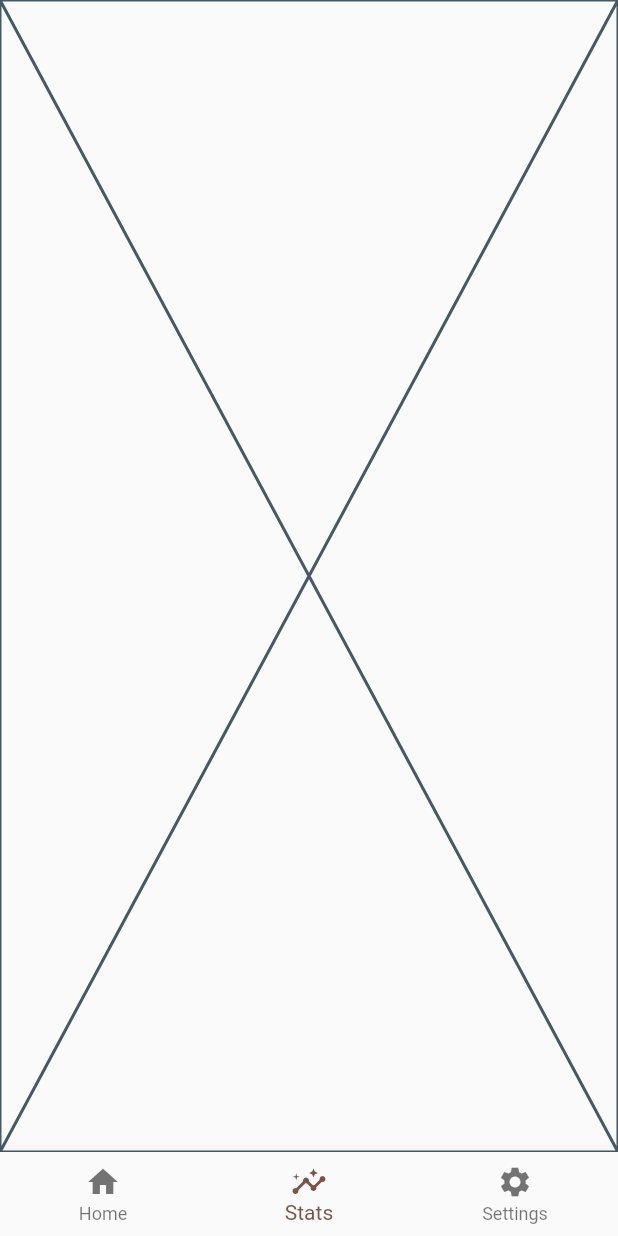
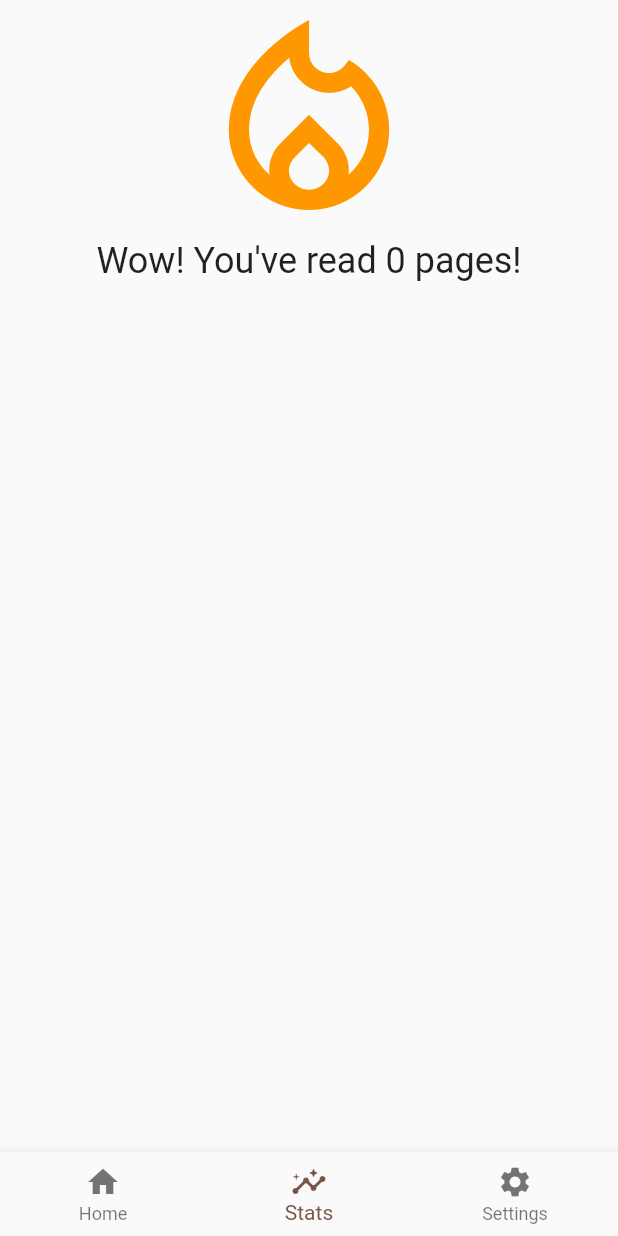
Before and after one commit to kves/read_app, a Flutter app: the screen it shows after launch, item 2 of the bottom bar chosen, on a phone screen of 412 x 824 dp. Run offline on Flutter 3.47's test engine with Material 2 defaults, Android fonts, the phone set to English and light mode, and no system bars; our stand-ins replace flutter_rating_bar.

Commit message:
added stats page displaying sum of all books pages

```diff
--- a/lib/data/book_data.dart
+++ b/lib/data/book_data.dart
@@ -4,6 +4,7 @@ import 'package:read_app/models/book_model.dart';
 class BookData extends ChangeNotifier {
   // list containing all added books.
   List<Book> booksList = [];
+  int bookPagesSum = 0;
 
   // get the list of books.
   List<Book> getBooksList() {
@@ -27,4 +28,13 @@ class BookData extends ChangeNotifier {
     isbookListEmpty = false;
     notifyListeners();
   }
+
+  void sumPages(String bookPages) {
+    var x = int.parse(bookPages);
+    bookPagesSum += x;
+  }
+
+  int getPagesSum() {
+    return bookPagesSum;
+  }
 }
--- a/lib/models/book_model.dart
+++ b/lib/models/book_model.dart
@@ -15,5 +15,3 @@
     this.bookCoverFromApi,
   });
 }
-
-void addBook() {}
--- a/lib/pages/stats_page.dart
+++ b/lib/pages/stats_page.dart
@@ -1,16 +1,32 @@
-import 'package:flutter/src/widgets/framework.dart';
-import 'package:flutter/src/widgets/placeholder.dart';
+import 'package:flutter/material.dart';
+import 'package:provider/provider.dart';
+import 'package:read_app/data/book_data.dart';
 
-class StatsPage extends StatefulWidget {
+class StatsPage extends StatelessWidget {
   const StatsPage({super.key});
 
   @override
-  State<StatsPage> createState() => _StatsPageState();
-}
-
-class _StatsPageState extends State<StatsPage> {
-  @override
   Widget build(BuildContext context) {
-    return const Placeholder();
+    return Consumer<BookData>(
+      builder: (context, value, child) => Scaffold(
+        body: SafeArea(
+          child: Center(
+            child: Column(
+              children: [
+                const Icon(
+                  Icons.local_fire_department_outlined,
+                  size: 160,
+                  color: Colors.orange,
+                ),
+                Text(
+                  "Wow! You've read ${value.getPagesSum().toString()} pages!",
+                  style: const TextStyle(fontSize: 24),
+                ),
+              ],
+            ),
+          ),
+        ),
+      ),
+    );
   }
 }
--- a/lib/widgets/add_book_dialog.dart
+++ b/lib/widgets/add_book_dialog.dart
@@ -157,6 +157,10 @@ class _AddBookDialogState extends State<AddBookDialog> {
         bookRatingController.text,
         bookAddedDate,
       );
+      if (bookPagesController.text.isNotEmpty) {
+        Provider.of<BookData>(context, listen: false)
+            .sumPages(bookPagesController.text);
+      }
       // pop dialog.
       Navigator.pop(context);
     }
```
